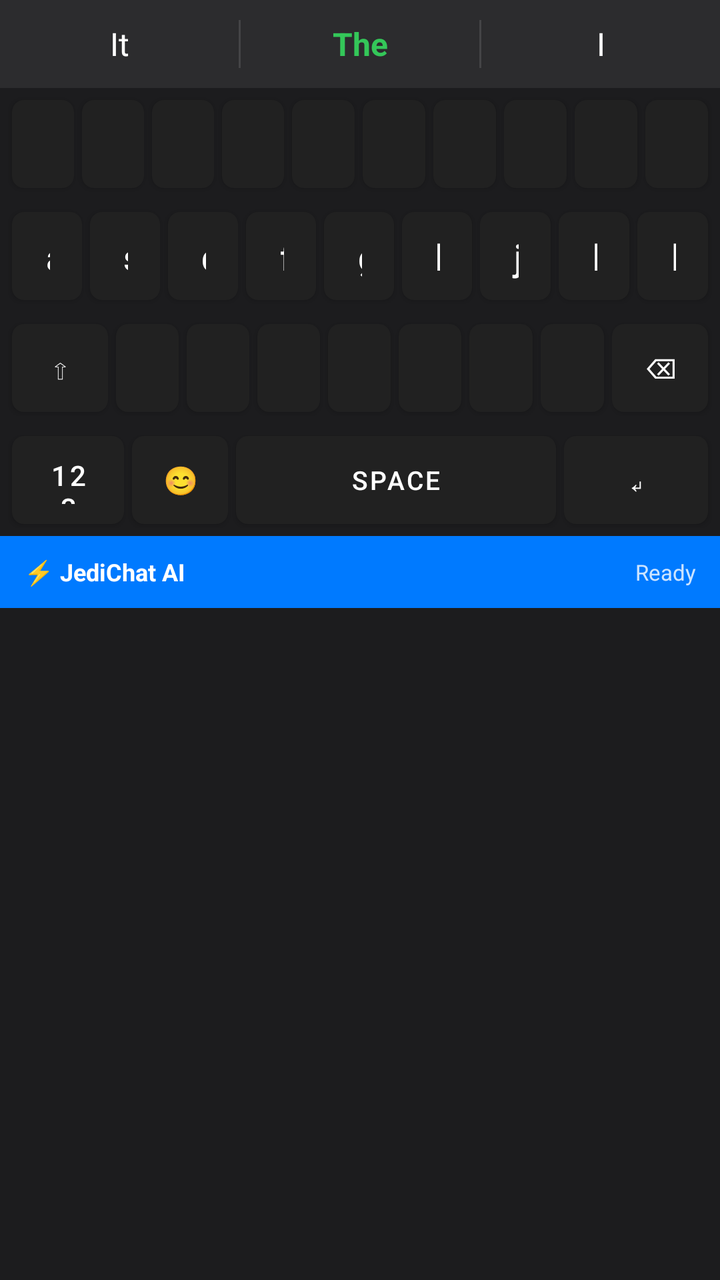
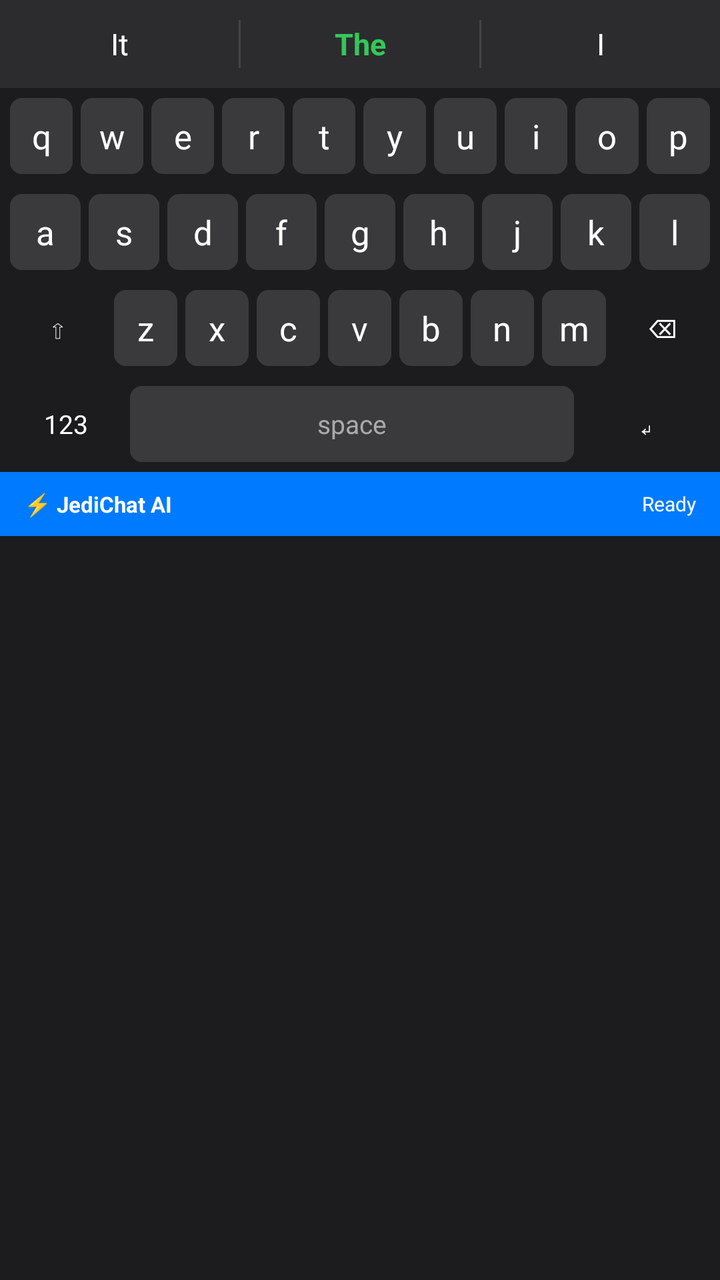

Compare the two renders of this Android layout. The source of the first and the diff that turns it into the second are given below.
<!-- AndroidManifest.xml: application theme Theme.JediChatKeyboard -->
<!-- res/layout/keyboard_view.xml -->
<?xml version="1.0" encoding="utf-8"?>
<LinearLayout xmlns:android="http://schemas.android.com/apk/res/android"
    android:layout_width="match_parent"
    android:layout_height="wrap_content"
    android:orientation="vertical"
    android:background="#1C1C1E">

    
    <LinearLayout
        android:id="@+id/suggestions_bar"
        android:layout_width="match_parent"
        android:layout_height="44dp"
        android:orientation="horizontal"
        android:background="#2C2C2E"
        android:gravity="center_vertical">

        <TextView
            android:id="@+id/suggestion1"
            android:layout_width="0dp"
            android:layout_height="match_parent"
            android:layout_weight="1"
            android:gravity="center"
            android:text="It"
            android:textColor="#FFFFFF"
            android:textSize="16sp"
            android:background="?attr/selectableItemBackground"
            android:paddingHorizontal="8dp"/>

        <View
            android:layout_width="1dp"
            android:layout_height="24dp"
            android:background="#444446"/>

        <TextView
            android:id="@+id/suggestion2"
            android:layout_width="0dp"
            android:layout_height="match_parent"
            android:layout_weight="1"
            android:gravity="center"
            android:text="The"
            android:textColor="#34C759"
            android:textSize="16sp"
            android:textStyle="bold"
            android:background="?attr/selectableItemBackground"
            android:paddingHorizontal="8dp"/>

        <View
            android:layout_width="1dp"
            android:layout_height="24dp"
            android:background="#444446"/>

        <TextView
            android:id="@+id/suggestion3"
            android:layout_width="0dp"
            android:layout_height="match_parent"
            android:layout_weight="1"
            android:gravity="center"
            android:text="I"
            android:textColor="#FFFFFF"
            android:textSize="16sp"
            android:background="?attr/selectableItemBackground"
            android:paddingHorizontal="8dp"/>

    </LinearLayout>

    
    <LinearLayout
        android:layout_width="match_parent"
        android:layout_height="wrap_content"
        android:orientation="horizontal"
        android:padding="4dp"
        android:gravity="center">

        <Button android:id="@+id/key_q" style="@style/KeyStyle" android:text="q"/>
        <Button android:id="@+id/key_w" style="@style/KeyStyle" android:text="w"/>
        <Button android:id="@+id/key_e" style="@style/KeyStyle" android:text="e"/>
        <Button android:id="@+id/key_r" style="@style/KeyStyle" android:text="r"/>
        <Button android:id="@+id/key_t" style="@style/KeyStyle" android:text="t"/>
        <Button android:id="@+id/key_y" style="@style/KeyStyle" android:text="y"/>
        <Button android:id="@+id/key_u" style="@style/KeyStyle" android:text="u"/>
        <Button android:id="@+id/key_i" style="@style/KeyStyle" android:text="i"/>
        <Button android:id="@+id/key_o" style="@style/KeyStyle" android:text="o"/>
        <Button android:id="@+id/key_p" style="@style/KeyStyle" android:text="p"/>
    </LinearLayout>

    
    <LinearLayout
        android:layout_width="match_parent"
        android:layout_height="wrap_content"
        android:orientation="horizontal"
        android:padding="4dp"
        android:gravity="center">

        <Button android:id="@+id/key_a" style="@style/KeyStyle" android:text="a"/>
        <Button android:id="@+id/key_s" style="@style/KeyStyle" android:text="s"/>
        <Button android:id="@+id/key_d" style="@style/KeyStyle" android:text="d"/>
        <Button android:id="@+id/key_f" style="@style/KeyStyle" android:text="f"/>
        <Button android:id="@+id/key_g" style="@style/KeyStyle" android:text="g"/>
        <Button android:id="@+id/key_h" style="@style/KeyStyle" android:text="h"/>
        <Button android:id="@+id/key_j" style="@style/KeyStyle" android:text="j"/>
        <Button android:id="@+id/key_k" style="@style/KeyStyle" android:text="k"/>
        <Button android:id="@+id/key_l" style="@style/KeyStyle" android:text="l"/>
    </LinearLayout>

    
    <LinearLayout
        android:layout_width="match_parent"
        android:layout_height="wrap_content"
        android:orientation="horizontal"
        android:padding="4dp"
        android:gravity="center">

        <Button android:id="@+id/key_shift" style="@style/SpecialKeyStyle" android:text="⇧"/>
        <Button android:id="@+id/key_z" style="@style/KeyStyle" android:text="z"/>
        <Button android:id="@+id/key_x" style="@style/KeyStyle" android:text="x"/>
        <Button android:id="@+id/key_c" style="@style/KeyStyle" android:text="c"/>
        <Button android:id="@+id/key_v" style="@style/KeyStyle" android:text="v"/>
        <Button android:id="@+id/key_b" style="@style/KeyStyle" android:text="b"/>
        <Button android:id="@+id/key_n" style="@style/KeyStyle" android:text="n"/>
        <Button android:id="@+id/key_m" style="@style/KeyStyle" android:text="m"/>
        <Button android:id="@+id/key_delete" style="@style/SpecialKeyStyle" android:text="⌫"/>
    </LinearLayout>

    
    <LinearLayout
        android:layout_width="match_parent"
        android:layout_height="wrap_content"
        android:orientation="horizontal"
        android:padding="4dp"
        android:gravity="center">

        <Button android:id="@+id/key_123" style="@style/SpecialKeyStyle" android:text="123" android:layout_width="56dp"/>
        <Button android:id="@+id/key_emoji" style="@style/SpecialKeyStyle" android:text="😊" android:layout_width="48dp"/>
        <Button android:id="@+id/key_space"
            android:layout_width="0dp"
            android:layout_height="44dp"
            android:layout_weight="1"
            android:layout_margin="2dp"
            android:text="space"
            android:textColor="#FFFFFF"
            android:textSize="13sp"
            android:background="@drawable/key_space_bg"/>
        <Button android:id="@+id/key_return" style="@style/SpecialKeyStyle" android:text="↵" android:layout_width="72dp"/>
    </LinearLayout>

    
    <LinearLayout
        android:layout_width="match_parent"
        android:layout_height="36dp"
        android:orientation="horizontal"
        android:background="#007AFF"
        android:gravity="center"
        android:paddingHorizontal="12dp">

        <TextView
            android:layout_width="wrap_content"
            android:layout_height="wrap_content"
            android:text="⚡ JediChat AI"
            android:textColor="#FFFFFF"
            android:textSize="12sp"
            android:textStyle="bold"/>

        <View android:layout_width="0dp" android:layout_height="1dp" android:layout_weight="1"/>

        <TextView
            android:id="@+id/ai_status"
            android:layout_width="wrap_content"
            android:layout_height="wrap_content"
            android:text="Ready"
            android:textColor="#FFFFFF"
            android:textSize="11sp"
            android:alpha="0.8"/>
    </LinearLayout>

</LinearLayout>
<!-- resources referenced by this layout -->
<resources>
  <!-- drawable key_space_bg (drawable) -->
  <?xml version="1.0" encoding="utf-8"?>
  <shape xmlns:android="http://schemas.android.com/apk/res/android" android:shape="rectangle">
      <solid android:color="#3A3A3C"/>
      <corners android:radius="6dp"/>
  </shape>
  <style name="KeyStyle">
          <item name="android:layout_width">0dp</item>
          <item name="android:layout_height">44dp</item>
          <item name="android:layout_weight">1</item>
          <item name="android:layout_margin">2dp</item>
          <item name="android:textColor">#FFFFFF</item>
          <item name="android:textSize">18sp</item>
          <item name="android:background">@drawable/key_bg</item>
          <item name="android:textAllCaps">false</item>
      </style>
  <style name="SpecialKeyStyle">
          <item name="android:layout_width">48dp</item>
          <item name="android:layout_height">44dp</item>
          <item name="android:layout_margin">2dp</item>
          <item name="android:textColor">#FFFFFF</item>
          <item name="android:textSize">14sp</item>
          <item name="android:background">@drawable/key_special_bg</item>
          <item name="android:textAllCaps">false</item>
      </style>
  <style name="Theme.JediChatKeyboard" parent="Theme.MaterialComponents.DayNight.DarkActionBar" />
  <!-- drawable key_bg (drawable) -->
  <?xml version="1.0" encoding="utf-8"?>
  <selector xmlns:android="http://schemas.android.com/apk/res/android">
      <item android:state_pressed="true">
          <shape android:shape="rectangle">
              <solid android:color="#636366"/>
              <corners android:radius="6dp"/>
          </shape>
      </item>
      <item>
          <shape android:shape="rectangle">
              <solid android:color="#3A3A3C"/>
              <corners android:radius="6dp"/>
          </shape>
      </item>
  </selector>
  <!-- drawable key_special_bg (drawable) -->
  <?xml version="1.0" encoding="utf-8"?>
  <selector xmlns:android="http://schemas.android.com/apk/res/android">
      <item android:state_pressed="true">
          <shape android:shape="rectangle">
              <solid android:color="#3A3A3C"/>
              <corners android:radius="6dp"/>
          </shape>
      </item>
      <item>
          <shape android:shape="rectangle">
              <solid android:color="#1C1C1E"/>
              <corners android:radius="6dp"/>
          </shape>
      </item>
  </selector>
</resources>

<!-- the commit's change to res/layout/keyboard_view.xml (unified diff, before → after) -->
@@ -11,8 +11,7 @@
         android:layout_width="match_parent"
         android:layout_height="44dp"
         android:orientation="horizontal"
-        android:background="#2C2C2E"
-        android:gravity="center_vertical">
+        android:background="#2C2C2E">
 
         <TextView
             android:id="@+id/suggestion1"
@@ -22,14 +21,11 @@
             android:gravity="center"
             android:text="It"
             android:textColor="#FFFFFF"
-            android:textSize="16sp"
-            android:background="?attr/selectableItemBackground"
+            android:textSize="15sp"
             android:paddingHorizontal="8dp"/>
 
-        <View
-            android:layout_width="1dp"
-            android:layout_height="24dp"
-            android:background="#444446"/>
+        <View android:layout_width="1dp" android:layout_height="24dp"
+            android:layout_gravity="center" android:background="#444446"/>
 
         <TextView
             android:id="@+id/suggestion2"
@@ -39,15 +35,11 @@
             android:gravity="center"
             android:text="The"
             android:textColor="#34C759"
-            android:textSize="16sp"
-            android:textStyle="bold"
-            android:background="?attr/selectableItemBackground"
-            android:paddingHorizontal="8dp"/>
+            android:textSize="15sp"
+            android:textStyle="bold"/>
 
-        <View
-            android:layout_width="1dp"
-            android:layout_height="24dp"
-            android:background="#444446"/>
+        <View android:layout_width="1dp" android:layout_height="24dp"
+            android:layout_gravity="center" android:background="#444446"/>
 
         <TextView
             android:id="@+id/suggestion3"
@@ -57,119 +49,76 @@
             android:gravity="center"
             android:text="I"
             android:textColor="#FFFFFF"
-            android:textSize="16sp"
-            android:background="?attr/selectableItemBackground"
-            android:paddingHorizontal="8dp"/>
-
+            android:textSize="15sp"/>
     </LinearLayout>
 
     
-    <LinearLayout
-        android:layout_width="match_parent"
-        android:layout_height="wrap_content"
-        android:orientation="horizontal"
-        android:padding="4dp"
-        android:gravity="center">
-
-        <Button android:id="@+id/key_q" style="@style/KeyStyle" android:text="q"/>
-        <Button android:id="@+id/key_w" style="@style/KeyStyle" android:text="w"/>
-        <Button android:id="@+id/key_e" style="@style/KeyStyle" android:text="e"/>
-        <Button android:id="@+id/key_r" style="@style/KeyStyle" android:text="r"/>
-        <Button android:id="@+id/key_t" style="@style/KeyStyle" android:text="t"/>
-        <Button android:id="@+id/key_y" style="@style/KeyStyle" android:text="y"/>
-        <Button android:id="@+id/key_u" style="@style/KeyStyle" android:text="u"/>
-        <Button android:id="@+id/key_i" style="@style/KeyStyle" android:text="i"/>
-        <Button android:id="@+id/key_o" style="@style/KeyStyle" android:text="o"/>
-        <Button android:id="@+id/key_p" style="@style/KeyStyle" android:text="p"/>
+    <LinearLayout android:layout_width="match_parent" android:layout_height="48dp"
+        android:orientation="horizontal" android:padding="3dp">
+        <TextView android:id="@+id/key_q" style="@style/KeyStyle" android:text="q"/>
+        <TextView android:id="@+id/key_w" style="@style/KeyStyle" android:text="w"/>
+        <TextView android:id="@+id/key_e" style="@style/KeyStyle" android:text="e"/>
+        <TextView android:id="@+id/key_r" style="@style/KeyStyle" android:text="r"/>
+        <TextView android:id="@+id/key_t" style="@style/KeyStyle" android:text="t"/>
+        <TextView android:id="@+id/key_y" style="@style/KeyStyle" android:text="y"/>
+        <TextView android:id="@+id/key_u" style="@style/KeyStyle" android:text="u"/>
+        <TextView android:id="@+id/key_i" style="@style/KeyStyle" android:text="i"/>
+        <TextView android:id="@+id/key_o" style="@style/KeyStyle" android:text="o"/>
+        <TextView android:id="@+id/key_p" style="@style/KeyStyle" android:text="p"/>
     </LinearLayout>
 
     
-    <LinearLayout
-        android:layout_width="match_parent"
-        android:layout_height="wrap_content"
-        android:orientation="horizontal"
-        android:padding="4dp"
-        android:gravity="center">
-
-        <Button android:id="@+id/key_a" style="@style/KeyStyle" android:text="a"/>
-        <Button android:id="@+id/key_s" style="@style/KeyStyle" android:text="s"/>
-        <Button android:id="@+id/key_d" style="@style/KeyStyle" android:text="d"/>
-        <Button android:id="@+id/key_f" style="@style/KeyStyle" android:text="f"/>
-        <Button android:id="@+id/key_g" style="@style/KeyStyle" android:text="g"/>
-        <Button android:id="@+id/key_h" style="@style/KeyStyle" android:text="h"/>
-        <Button android:id="@+id/key_j" style="@style/KeyStyle" android:text="j"/>
-        <Button android:id="@+id/key_k" style="@style/KeyStyle" android:text="k"/>
-        <Button android:id="@+id/key_l" style="@style/KeyStyle" android:text="l"/>
+    <LinearLayout android:layout_width="match_parent" android:layout_height="48dp"
+        android:orientation="horizontal" android:padding="3dp">
+        <TextView android:id="@+id/key_a" style="@style/KeyStyle" android:text="a"/>
+        <TextView android:id="@+id/key_s" style="@style/KeyStyle" android:text="s"/>
+        <TextView android:id="@+id/key_d" style="@style/KeyStyle" android:text="d"/>
+        <TextView android:id="@+id/key_f" style="@style/KeyStyle" android:text="f"/>
+        <TextView android:id="@+id/key_g" style="@style/KeyStyle" android:text="g"/>
+        <TextView android:id="@+id/key_h" style="@style/KeyStyle" android:text="h"/>
+        <TextView android:id="@+id/key_j" style="@style/KeyStyle" android:text="j"/>
+        <TextView android:id="@+id/key_k" style="@style/KeyStyle" android:text="k"/>
+        <TextView android:id="@+id/key_l" style="@style/KeyStyle" android:text="l"/>
     </LinearLayout>
 
     
-    <LinearLayout
-        android:layout_width="match_parent"
-        android:layout_height="wrap_content"
-        android:orientation="horizontal"
-        android:padding="4dp"
-        android:gravity="center">
-
-        <Button android:id="@+id/key_shift" style="@style/SpecialKeyStyle" android:text="⇧"/>
-        <Button android:id="@+id/key_z" style="@style/KeyStyle" android:text="z"/>
-        <Button android:id="@+id/key_x" style="@style/KeyStyle" android:text="x"/>
-        <Button android:id="@+id/key_c" style="@style/KeyStyle" android:text="c"/>
-        <Button android:id="@+id/key_v" style="@style/KeyStyle" android:text="v"/>
-        <Button android:id="@+id/key_b" style="@style/KeyStyle" android:text="b"/>
-        <Button android:id="@+id/key_n" style="@style/KeyStyle" android:text="n"/>
-        <Button android:id="@+id/key_m" style="@style/KeyStyle" android:text="m"/>
-        <Button android:id="@+id/key_delete" style="@style/SpecialKeyStyle" android:text="⌫"/>
+    <LinearLayout android:layout_width="match_parent" android:layout_height="48dp"
+        android:orientation="horizontal" android:padding="3dp">
+        <TextView android:id="@+id/key_shift" style="@style/SpecialKeyStyle" android:text="⇧"/>
+        <TextView android:id="@+id/key_z" style="@style/KeyStyle" android:text="z"/>
+        <TextView android:id="@+id/key_x" style="@style/KeyStyle" android:text="x"/>
+        <TextView android:id="@+id/key_c" style="@style/KeyStyle" android:text="c"/>
+        <TextView android:id="@+id/key_v" style="@style/KeyStyle" android:text="v"/>
+        <TextView android:id="@+id/key_b" style="@style/KeyStyle" android:text="b"/>
+        <TextView android:id="@+id/key_n" style="@style/KeyStyle" android:text="n"/>
+        <TextView android:id="@+id/key_m" style="@style/KeyStyle" android:text="m"/>
+        <TextView android:id="@+id/key_delete" style="@style/SpecialKeyStyle" android:text="⌫"/>
     </LinearLayout>
 
     
-    <LinearLayout
-        android:layout_width="match_parent"
-        android:layout_height="wrap_content"
-        android:orientation="horizontal"
-        android:padding="4dp"
-        android:gravity="center">
-
-        <Button android:id="@+id/key_123" style="@style/SpecialKeyStyle" android:text="123" android:layout_width="56dp"/>
-        <Button android:id="@+id/key_emoji" style="@style/SpecialKeyStyle" android:text="😊" android:layout_width="48dp"/>
-        <Button android:id="@+id/key_space"
-            android:layout_width="0dp"
-            android:layout_height="44dp"
-            android:layout_weight="1"
-            android:layout_margin="2dp"
-            android:text="space"
-            android:textColor="#FFFFFF"
-            android:textSize="13sp"
-            android:background="@drawable/key_space_bg"/>
-        <Button android:id="@+id/key_return" style="@style/SpecialKeyStyle" android:text="↵" android:layout_width="72dp"/>
+    <LinearLayout android:layout_width="match_parent" android:layout_height="48dp"
+        android:orientation="horizontal" android:padding="3dp">
+        <TextView android:id="@+id/key_123" style="@style/SpecialKeyStyle"
+            android:text="123" android:layout_width="56dp" android:layout_weight="0"/>
+        <TextView android:id="@+id/key_space"
+            android:layout_width="0dp" android:layout_height="match_parent"
+            android:layout_weight="1" android:layout_margin="2dp"
+            android:text="space" android:textColor="#AAAAAA" android:textSize="13sp"
+            android:gravity="center" android:background="@drawable/key_bg"/>
+        <TextView android:id="@+id/key_return" style="@style/SpecialKeyStyle"
+            android:text="↵" android:layout_width="64dp" android:layout_weight="0"/>
     </LinearLayout>
 
     
-    <LinearLayout
-        android:layout_width="match_parent"
-        android:layout_height="36dp"
-        android:orientation="horizontal"
-        android:background="#007AFF"
-        android:gravity="center"
-        android:paddingHorizontal="12dp">
-
-        <TextView
-            android:layout_width="wrap_content"
-            android:layout_height="wrap_content"
-            android:text="⚡ JediChat AI"
-            android:textColor="#FFFFFF"
-            android:textSize="12sp"
-            android:textStyle="bold"/>
-
+    <LinearLayout android:layout_width="match_parent" android:layout_height="32dp"
+        android:background="#007AFF" android:gravity="center" android:paddingHorizontal="12dp">
+        <TextView android:layout_width="wrap_content" android:layout_height="wrap_content"
+            android:text="⚡ JediChat AI" android:textColor="#FFFFFF"
+            android:textSize="11sp" android:textStyle="bold"/>
         <View android:layout_width="0dp" android:layout_height="1dp" android:layout_weight="1"/>
-
-        <TextView
-            android:id="@+id/ai_status"
-            android:layout_width="wrap_content"
-            android:layout_height="wrap_content"
-            android:text="Ready"
-            android:textColor="#FFFFFF"
-            android:textSize="11sp"
-            android:alpha="0.8"/>
+        <TextView android:id="@+id/ai_status" android:layout_width="wrap_content"
+            android:layout_height="wrap_content" android:text="Ready"
+            android:textColor="#FFFFFF" android:textSize="10sp"/>
     </LinearLayout>
 
 </LinearLayout>
<!-- resource entries referenced after the edit -->
@@ -1,31 +1,25 @@
 <!-- resources referenced by this layout -->
 <resources>
-  <!-- drawable key_space_bg (drawable) -->
-  <?xml version="1.0" encoding="utf-8"?>
-  <shape xmlns:android="http://schemas.android.com/apk/res/android" android:shape="rectangle">
-      <solid android:color="#3A3A3C"/>
-      <corners android:radius="6dp"/>
-  </shape>
   <style name="KeyStyle">
           <item name="android:layout_width">0dp</item>
-          <item name="android:layout_height">44dp</item>
+          <item name="android:layout_height">match_parent</item>
           <item name="android:layout_weight">1</item>
           <item name="android:layout_margin">2dp</item>
           <item name="android:textColor">#FFFFFF</item>
-          <item name="android:textSize">18sp</item>
+          <item name="android:textSize">17sp</item>
+          <item name="android:gravity">center</item>
           <item name="android:background">@drawable/key_bg</item>
-          <item name="android:textAllCaps">false</item>
       </style>
   <style name="SpecialKeyStyle">
           <item name="android:layout_width">48dp</item>
-          <item name="android:layout_height">44dp</item>
+          <item name="android:layout_height">match_parent</item>
           <item name="android:layout_margin">2dp</item>
           <item name="android:textColor">#FFFFFF</item>
-          <item name="android:textSize">14sp</item>
+          <item name="android:textSize">13sp</item>
+          <item name="android:gravity">center</item>
           <item name="android:background">@drawable/key_special_bg</item>
-          <item name="android:textAllCaps">false</item>
       </style>
-  <style name="Theme.JediChatKeyboard" parent="Theme.MaterialComponents.DayNight.DarkActionBar" />
+  <style name="Theme.JediChatKeyboard" parent="Theme.AppCompat.DayNight" />
   <!-- drawable key_bg (drawable) -->
   <?xml version="1.0" encoding="utf-8"?>
   <selector xmlns:android="http://schemas.android.com/apk/res/android">
